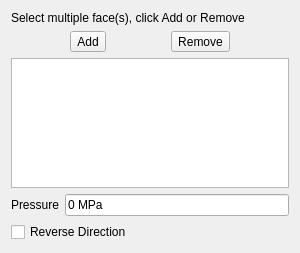
Before: the Qt Designer form src/Mod/Fem/Gui/TaskFemConstraintPressure.ui in southseact-3d/fcd, drawn with Qt 5.
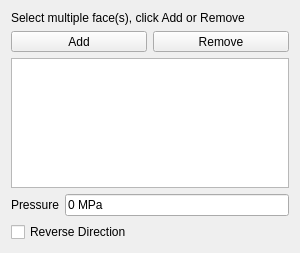
After: the same form once the commit is applied. Custom widgets are drawn as their Qt base class.

Commit message:
[FEM] Expand Add/Remove buttons in constraint tasks
Minor UI improvement. The behavior had changed when the buttons were changed
from `QPushButton` to `QToolButton` in 457c8b6de2626e0ed5bc56fcce7aaf9d784dbc1d.

```diff
--- a/src/Mod/Fem/Gui/TaskFemConstraintPressure.ui
+++ b/src/Mod/Fem/Gui/TaskFemConstraintPressure.ui
@@ -25,6 +25,12 @@
     <layout class="QHBoxLayout" name="hLayout1">
      <item>
       <widget class="QToolButton" name="btnAdd">
+       <property name="sizePolicy">
+        <sizepolicy hsizetype="Expanding" vsizetype="Fixed">
+         <horstretch>0</horstretch>
+         <verstretch>0</verstretch>
+        </sizepolicy>
+       </property>
        <property name="text">
         <string>Add</string>
        </property>
@@ -35,6 +41,12 @@
      </item>
      <item>
       <widget class="QToolButton" name="btnRemove">
+       <property name="sizePolicy">
+        <sizepolicy hsizetype="Expanding" vsizetype="Fixed">
+         <horstretch>0</horstretch>
+         <verstretch>0</verstretch>
+        </sizepolicy>
+       </property>
        <property name="text">
         <string>Remove</string>
        </property>
```
The commit also changes 9 other files.
